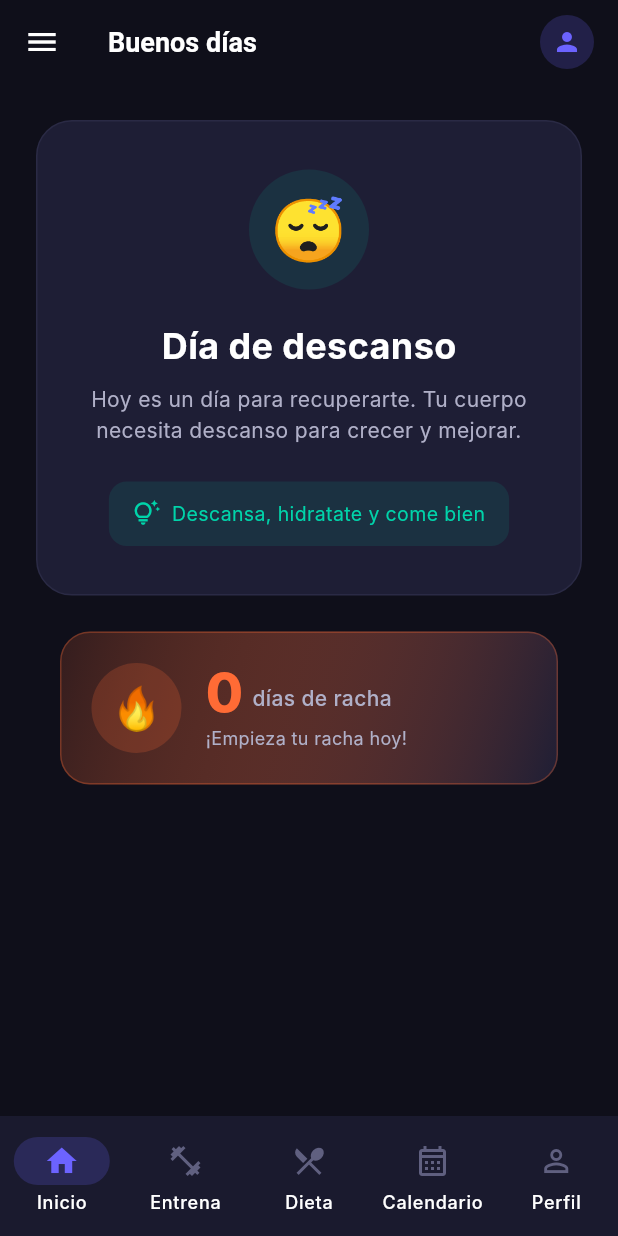
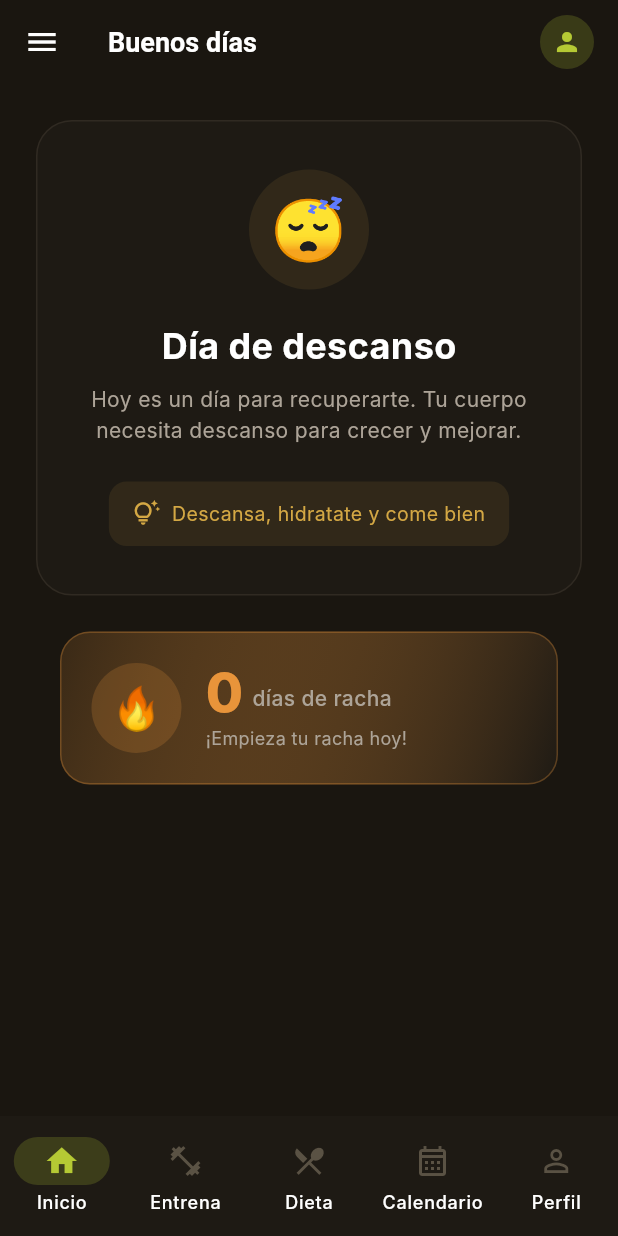
Before and after one commit to carsan-dev/exom-app, a Flutter app: the screen it shows once a user with an empty profile is signed in, on a phone screen of 412 x 824 dp. Run offline on Flutter 3.47's test engine with Material 3 defaults, Android fonts, the phone set to English and light mode, and no system bars; our stand-ins replace cached_network_image, dio, equatable, firebase_auth, firebase_core, firebase_messaging and 10 more; accounts and stored records are empty; network calls fail; Roboto replaces fonts that are missing (Inter).

Commit message:
refactor: actualizar paleta de colores a tonos cálidos oliva/marrón del diseño original

```diff
--- a/lib/core/theme/app_theme.dart
+++ b/lib/core/theme/app_theme.dart
@@ -3,25 +3,57 @@ import 'package:flutter/material.dart';
 class AppColors {
   AppColors._();
 
-  static const primary = Color(0xFF6C63FF);
-  static const primaryDark = Color(0xFF4A3FE3);
-  static const secondary = Color(0xFF00D4AA);
-  static const accent = Color(0xFFFF6B6B);
+  // ── Brand ──────────────────────────────────────────────────────────────────
+  static const primary = Color(0xFFB5C934);
+  static const primaryHover = Color(0xFF9AAE2A);
+  static const primaryDark = Color(0xFF7E9220);
+  static const primarySoft = Color(0x33B5C934);
+  static const secondary = Color(0xFFD4A844);
+  static const accent = Color(0xFFD4604A);
 
-  static const background = Color(0xFF0F0F1A);
-  static const surface = Color(0xFF1A1A2E);
-  static const surfaceVariant = Color(0xFF252540);
-  static const card = Color(0xFF1E1E35);
+  // ── Backgrounds ────────────────────────────────────────────────────────────
+  static const background = Color(0xFF1A1610);
+  static const backgroundSecondary = Color(0xFF242018);
+  static const backgroundTertiary = Color(0xFF302A20);
 
+  // ── Surfaces ───────────────────────────────────────────────────────────────
+  static const surface = Color(0xFF1E1A14);
+  static const surfaceElevated = Color(0xFF262220);
+  static const surfaceVariant = Color(0xFF282420);
+  static const card = Color(0xFF1E1A14);
+
+  // Glass surfaces (for glassmorphism)
+  static const surfaceGlass = Color(0xCC1E1A14);
+  static const surfaceGlassLight = Color(0x99282420);
+
+  // ── Borders ────────────────────────────────────────────────────────────────
+  static const borderSoft = Color(0xFF282420);
+  static const borderMedium = Color(0xFF342E24);
+  static const borderStrong = Color(0xFF403830);
+  static const focusRing = Color(0xFFB5C934);
+  static const divider = Color(0xFF302A22);
+
+  // ── Text ───────────────────────────────────────────────────────────────────
   static const textPrimary = Color(0xFFFFFFFF);
-  static const textSecondary = Color(0xFFB0B0C8);
-  static const textDisabled = Color(0xFF606080);
+  static const textSecondary = Color(0xFFADA498);
+  static const textMuted = Color(0xFF807868);
+  static const textDisabled = Color(0xFF5A5244);
+  static const textOnPrimary = Color(0xFF1A1610);
 
-  static const success = Color(0xFF4CAF50);
-  static const warning = Color(0xFFFFB74D);
-  static const error = Color(0xFFEF5350);
+  // ── Icons ──────────────────────────────────────────────────────────────────
+  static const iconDefault = Color(0xFF807868);
 
-  static const divider = Color(0xFF2A2A45);
+  // ── States ─────────────────────────────────────────────────────────────────
+  static const success = Color(0xFF7CB342);
+  static const warning = Color(0xFFD4B840);
+  static const error = Color(0xFFCC5A4A);
+  static const info = Color(0xFF5A86B8);
+
+  // ── Feature-specific ───────────────────────────────────────────────────────
+  static const dietCard = Color(0xFF3A5028);
+  static const trainingCard = Color(0xFF4A3828);
+  static const calorieAccent = Color(0xFFE8943A);
+  static const sleepAccent = Color(0xFF9B7FCC);
 }
 
 class AppTheme {
@@ -36,7 +68,7 @@ class AppTheme {
         secondary: AppColors.secondary,
         surface: AppColors.surface,
         error: AppColors.error,
-        onPrimary: Colors.white,
+        onPrimary: AppColors.textOnPrimary,
         onSecondary: Colors.white,
         onSurface: AppColors.textPrimary,
       ),
@@ -117,7 +149,7 @@ class AppTheme {
       elevatedButtonTheme: ElevatedButtonThemeData(
         style: ElevatedButton.styleFrom(
           backgroundColor: AppColors.primary,
-          foregroundColor: Colors.white,
+          foregroundColor: AppColors.textOnPrimary,
           minimumSize: const Size(0, 52),
           shape: RoundedRectangleBorder(
             borderRadius: BorderRadius.circular(14),
@@ -150,11 +182,11 @@ class AppTheme {
         ),
         enabledBorder: OutlineInputBorder(
           borderRadius: BorderRadius.circular(12),
-          borderSide: const BorderSide(color: AppColors.divider, width: 1),
+          borderSide: const BorderSide(color: AppColors.borderSoft, width: 1),
         ),
         focusedBorder: OutlineInputBorder(
           borderRadius: BorderRadius.circular(12),
-          borderSide: const BorderSide(color: AppColors.primary, width: 2),
+          borderSide: const BorderSide(color: AppColors.focusRing, width: 2),
         ),
         errorBorder: OutlineInputBorder(
           borderRadius: BorderRadius.circular(12),
@@ -168,7 +200,7 @@ class AppTheme {
         elevation: 0,
         shape: RoundedRectangleBorder(
           borderRadius: BorderRadius.circular(16),
-          side: const BorderSide(color: AppColors.divider, width: 1),
+          side: const BorderSide(color: AppColors.borderSoft, width: 1),
         ),
       ),
       bottomNavigationBarTheme: const BottomNavigationBarThemeData(
@@ -180,7 +212,7 @@ class AppTheme {
       ),
       navigationBarTheme: NavigationBarThemeData(
         backgroundColor: AppColors.surface,
-        indicatorColor: AppColors.primary.withOpacity(0.2),
+        indicatorColor: AppColors.primarySoft,
         iconTheme: WidgetStateProperty.resolveWith((states) {
           if (states.contains(WidgetState.selected)) {
             return const IconThemeData(color: AppColors.primary);
@@ -198,3 +230,36 @@ class AppTheme {
     );
   }
 }
+
+/// Helper to create a glassmorphism-style decoration.
+class GlassDecoration {
+  GlassDecoration._();
+
+  /// Standard glass card decoration.
+  static BoxDecoration card({
+    double borderRadius = 16,
+    Color? borderColor,
+  }) {
+    return BoxDecoration(
+      color: AppColors.surfaceGlass,
+      borderRadius: BorderRadius.circular(borderRadius),
+      border: Border.all(
+        color: borderColor ?? AppColors.borderSoft,
+      ),
+    );
+  }
+
+  /// Light glass decoration (more transparent).
+  static BoxDecoration light({
+    double borderRadius = 16,
+    Color? borderColor,
+  }) {
+    return BoxDecoration(
+      color: AppColors.surfaceGlassLight,
+      borderRadius: BorderRadius.circular(borderRadius),
+      border: Border.all(
+        color: borderColor ?? AppColors.borderSoft,
+      ),
+    );
+  }
+}
--- a/lib/features/diets/presentation/pages/diets_page.dart
+++ b/lib/features/diets/presentation/pages/diets_page.dart
@@ -187,7 +187,7 @@ class _DietHeader extends StatelessWidget {
             mainAxisAlignment: MainAxisAlignment.spaceAround,
             children: [
               if (diet.totalCalories != null)
-                _MacroStat(label: 'Calorías', value: '${diet.totalCalories}', unit: 'kcal', color: const Color(0xFFFF6B35)),
+                _MacroStat(label: 'Calorías', value: '${diet.totalCalories}', unit: 'kcal', color: AppColors.calorieAccent),
               if (diet.totalProteinG != null)
                 _MacroStat(label: 'Proteína', value: diet.totalProteinG!.toStringAsFixed(0), unit: 'g', color: AppColors.primary),
               if (diet.totalCarbsG != null)
@@ -290,7 +290,7 @@ class _MealCard extends StatelessWidget {
       case 'SNACK':
         return AppColors.primary;
       case 'DINNER':
-        return const Color(0xFF9B59B6);
+        return AppColors.sleepAccent;
       default:
         return AppColors.textDisabled;
     }
--- a/lib/features/diets/presentation/pages/meal_detail_page.dart
+++ b/lib/features/diets/presentation/pages/meal_detail_page.dart
@@ -296,7 +296,7 @@ class _MacroSection extends StatelessWidget {
                   label: 'Calorías',
                   value: '${meal.calories}',
                   unit: 'kcal',
-                  color: const Color(0xFFFF6B35),
+                  color: AppColors.calorieAccent,
                 ),
               if (meal.proteinG != null)
                 _MacroRing(
--- a/lib/features/home/presentation/widgets/streak_card.dart
+++ b/lib/features/home/presentation/widgets/streak_card.dart
@@ -28,12 +28,12 @@ class StreakCard extends StatelessWidget {
           begin: Alignment.topLeft,
           end: Alignment.bottomRight,
           colors: [
-            const Color(0xFFFF6B35).withOpacity(0.15),
+            AppColors.calorieAccent.withValues(alpha: 0.15),
             AppColors.card,
           ],
         ),
         borderRadius: BorderRadius.circular(20),
-        border: Border.all(color: const Color(0xFFFF6B35).withOpacity(0.3)),
+        border: Border.all(color: AppColors.calorieAccent.withValues(alpha: 0.3)),
       ),
       child: Row(
         children: [
@@ -42,7 +42,7 @@ class StreakCard extends StatelessWidget {
             width: 60,
             height: 60,
             decoration: BoxDecoration(
-              color: const Color(0xFFFF6B35).withOpacity(0.2),
+              color: AppColors.calorieAccent.withValues(alpha: 0.2),
               shape: BoxShape.circle,
             ),
             child: const Center(
@@ -60,7 +60,7 @@ class StreakCard extends StatelessWidget {
                     Text(
                       '$days',
                       style: const TextStyle(
-                        color: Color(0xFFFF6B35),
+                        color: AppColors.calorieAccent,
                         fontSize: 36,
                         fontWeight: FontWeight.w800,
                         height: 1,
--- a/lib/features/home/presentation/widgets/today_training_card.dart
+++ b/lib/features/home/presentation/widgets/today_training_card.dart
@@ -15,7 +15,7 @@ class TodayTrainingCard extends StatelessWidget {
       case 'CARDIO':
         return AppColors.secondary;
       case 'HIIT':
-        return const Color(0xFFFF6B6B);
+        return AppColors.accent;
       case 'FLEXIBILIDAD':
         return AppColors.warning;
       default:
@@ -187,7 +187,7 @@ class TodayTrainingCard extends StatelessWidget {
                 label: const Text('Ver entrenamiento'),
                 style: ElevatedButton.styleFrom(
                   backgroundColor: color,
-                  foregroundColor: Colors.white,
+                  foregroundColor: AppColors.textOnPrimary,
                   padding: const EdgeInsets.symmetric(vertical: 14),
                   shape: RoundedRectangleBorder(
                     borderRadius: BorderRadius.circular(12),
--- a/lib/features/metrics/presentation/pages/metrics_page.dart
+++ b/lib/features/metrics/presentation/pages/metrics_page.dart
@@ -196,7 +196,7 @@ class _MetricsViewState extends State<_MetricsView> {
                     _SectionCard(
                       title: 'Horas de sueño',
                       icon: Icons.bedtime_outlined,
-                      color: const Color(0xFF9B59B6),
+                      color: AppColors.sleepAccent,
                       child: Column(
                         children: [
                           const SizedBox(height: 8),
@@ -207,7 +207,7 @@ class _MetricsViewState extends State<_MetricsView> {
                               Text(
                                 '${_sleepHours.toStringAsFixed(1)}h',
                                 style: const TextStyle(
-                                  color: Color(0xFF9B59B6),
+                                  color: AppColors.sleepAccent,
                                   fontSize: 28,
                                   fontWeight: FontWeight.w800,
                                 ),
@@ -220,7 +220,7 @@ class _MetricsViewState extends State<_MetricsView> {
                             min: 4.0,
                             max: 12.0,
                             divisions: 16,
-                            activeColor: const Color(0xFF9B59B6),
+                            activeColor: AppColors.sleepAccent,
                             inactiveColor: AppColors.surfaceVariant,
                             onChanged: (val) => setState(() => _sleepHours = val),
                           ),
--- a/lib/features/profile/presentation/pages/profile_page.dart
+++ b/lib/features/profile/presentation/pages/profile_page.dart
@@ -256,7 +256,7 @@ class _StatsRow extends StatelessWidget {
             value: '${profile.streakDays}',
             label: 'Racha',
             icon: '🔥',
-            color: const Color(0xFFFF6B35),
+            color: AppColors.calorieAccent,
           ),
           Container(width: 1, height: 40, color: AppColors.divider),
           _StatItem(
--- a/lib/features/trainings/presentation/pages/training_detail_page.dart
+++ b/lib/features/trainings/presentation/pages/training_detail_page.dart
@@ -70,7 +70,7 @@ class _DetailScaffold extends StatelessWidget {
       case 'CARDIO':
         return AppColors.secondary;
       case 'HIIT':
-        return const Color(0xFFFF6B6B);
+        return AppColors.accent;
       case 'FLEXIBILIDAD':
         return AppColors.warning;
       default:
@@ -129,7 +129,7 @@ class _DetailScaffold extends StatelessWidget {
                           _Badge(
                             label: '${training.estimatedCalories} kcal',
                             icon: Icons.local_fire_department_outlined,
-                            color: const Color(0xFFFF6B35),
+                            color: AppColors.calorieAccent,
                           ),
                       ],
                     ),
--- a/lib/features/trainings/presentation/pages/trainings_page.dart
+++ b/lib/features/trainings/presentation/pages/trainings_page.dart
@@ -122,7 +122,7 @@ class _TodayTrainingBanner extends StatelessWidget {
       case 'CARDIO':
         return AppColors.secondary;
       case 'HIIT':
-        return const Color(0xFFFF6B6B);
+        return AppColors.accent;
       case 'FLEXIBILIDAD':
         return AppColors.warning;
       default:
@@ -281,7 +281,7 @@ class _TrainingListItem extends StatelessWidget {
       case 'CARDIO':
         return AppColors.secondary;
       case 'HIIT':
-        return const Color(0xFFFF6B6B);
+        return AppColors.accent;
       case 'FLEXIBILIDAD':
         return AppColors.warning;
       default:
```
